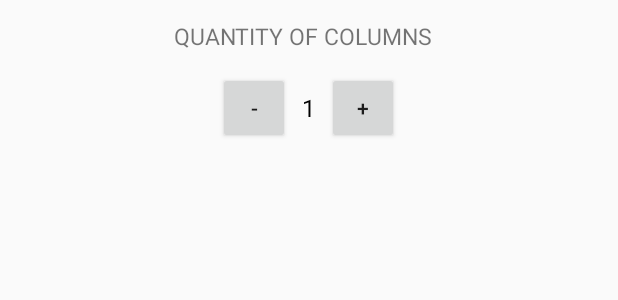
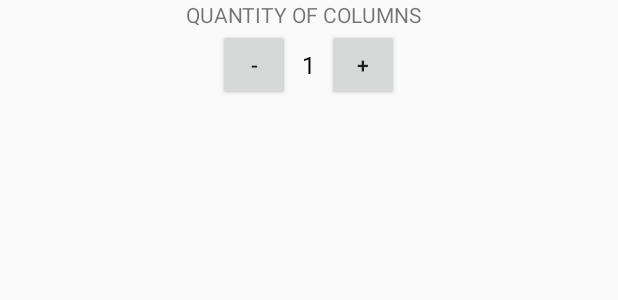
Before and after one commit to Turskyi/Pictures, an Android app: the layout activity_main.xml on its own in the app's theme, with its tools: preview values and no code run, on a phone screen of 412 x 824 dp. Shown: the top 300 px of the screen. Run offline under Robolectric (Android 15) with nearby library versions, the phone set to English and light mode, and no system bars.

Commit message:
30 pictures

```diff
--- a/app/src/main/java/com/turskyi/gallery/adapter/RecyclerAdapter.kt
+++ b/app/src/main/java/com/turskyi/gallery/adapter/RecyclerAdapter.kt
@@ -14,7 +14,7 @@ import com.turskyi.gallery.DetailActivity
 
 class RecyclerAdapter(
     private val aContext: Context,
-    private val aFolderList: IntArray
+    private val aFolderList: Array<Int>
 ) : RecyclerView.Adapter<RecyclerAdapter.FolderViewHolder>() {
 
     override fun onCreateViewHolder(parent: ViewGroup, viewType: Int): FolderViewHolder {
@@ -39,7 +39,7 @@ class RecyclerAdapter(
             return aFolderList.size
         }
 
-        class FolderViewHolder(itemView: View, private val aFolderList: IntArray) : RecyclerView.ViewHolder(itemView) {
+        class FolderViewHolder(itemView: View, private val aFolderList: Array<Int>) : RecyclerView.ViewHolder(itemView) {
 
             var aFolder: ImageView = itemView.findViewById(R.id.ivFolder)
 
--- a/app/src/main/res/layout/activity_main.xml
+++ b/app/src/main/res/layout/activity_main.xml
@@ -13,7 +13,7 @@
             app:layout_constraintTop_toTopOf="parent"
             app:layout_constraintStart_toStartOf="parent"
             android:text="@string/quantity_of_columns" app:layout_constraintEnd_toEndOf="parent"
-            android:layout_marginEnd="8dp"/>
+            android:layout_marginEnd="8dp" android:layout_width="wrap_content" android:layout_height="wrap_content"/>
 
     <LinearLayout
             android:id="@+id/linear_layout"
--- a/app/src/main/res/values/strings.xml
+++ b/app/src/main/res/values/strings.xml
@@ -1,6 +1,6 @@
-<resources>
+<resources xmlns:tools="http://schemas.android.com/tools">
     <string name="app_name">RecyclerView</string>
-    <string name="path">path</string>
+    <string name="path" tools:ignore="ExtraTranslation">path</string>
     <string name="quantity_of_columns">Quantity of columns</string>
     <string name="minus">-</string>
     <string name="number_of_columns">1</string>
--- a/app/src/main/res/values/styles.xml
+++ b/app/src/main/res/values/styles.xml
@@ -13,7 +13,7 @@
         <item name="android:layout_height">48dp</item>
         <item name="android:gravity">center_vertical</item>
         <item name="android:textAllCaps">true</item>
-        <item name="android:textSize">15sp</item>
+        <item name="android:textSize">14sp</item>
     </style>
 
 </resources>
```
Also changed, not shown: app/src/main/java/com/turskyi/gallery/MainActivity.kt (+6 -1 lines).
